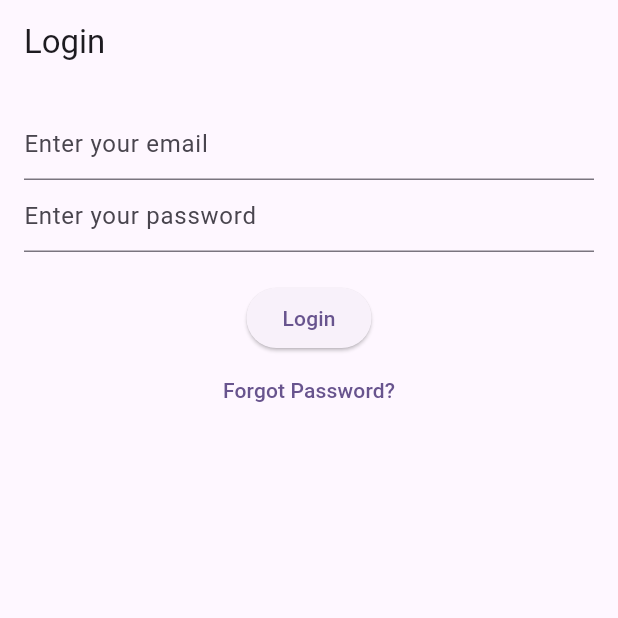
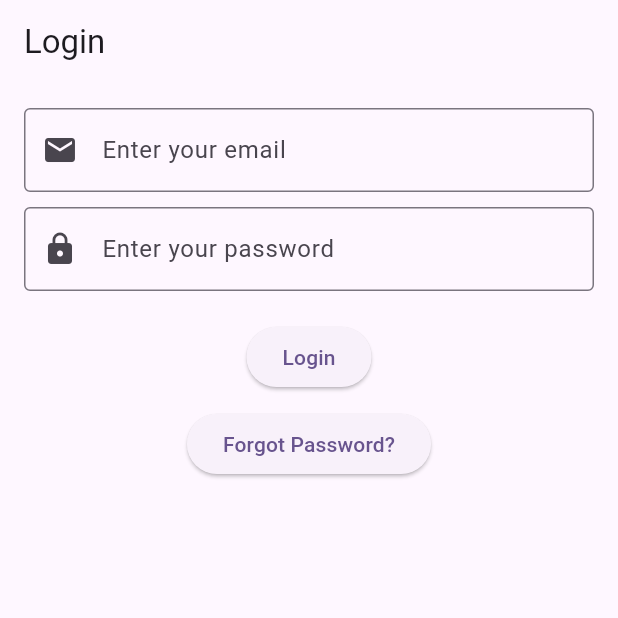
Before and after one commit to ThembaniBliss/new_resume_fmaker, a Flutter app: the screen it shows after launch, on a phone screen of 412 x 824 dp, the top half of it. Run offline on Flutter 3.47's test engine with Material 3 defaults, Android fonts, the phone set to English and light mode, and no system bars; our stand-ins replace cloud_firestore, firebase_auth, firebase_core; accounts and stored records are empty.

Commit message:
Modified the home screen

```diff
--- a/lib/login_screen.dart
+++ b/lib/login_screen.dart
@@ -58,8 +58,14 @@ class _LoginScreenState extends State<LoginScreen> {
               },
               decoration: const InputDecoration(
                 hintText: 'Enter your email',
+                border: OutlineInputBorder(),
+                focusedBorder: OutlineInputBorder(
+                  borderSide: BorderSide(color: Colors.deepPurple),
+                ),
+                prefixIcon: Icon(Icons.email),
               ),
             ),
+            const SizedBox(height: 10.0),
             TextField(
               obscureText: true,
               onChanged: (value) {
@@ -67,6 +73,11 @@ class _LoginScreenState extends State<LoginScreen> {
               },
               decoration: const InputDecoration(
                 hintText: 'Enter your password',
+                border: OutlineInputBorder(),
+                focusedBorder: OutlineInputBorder(
+                  borderSide: BorderSide(color: Colors.deepPurple),
+                ),
+                prefixIcon: Icon(Icons.lock),
               ),
             ),
             const SizedBox(height: 20.0),
@@ -74,7 +85,8 @@ class _LoginScreenState extends State<LoginScreen> {
               onPressed: loginUser,
               child: const Text('Login'),
             ),
-            TextButton(
+            const SizedBox(height: 10.0), // Add some space between the buttons
+            ElevatedButton(
               onPressed: () {
                 Navigator.push(
                   context,
```
Also changed, not shown: lib/home_screen.dart (+14 -0 lines).
